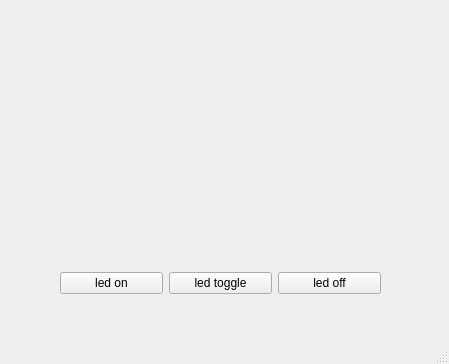
This is qt_mini_project/qt_opencv/mainwindow.ui in takecareYata/qt as Qt 5 draws it before an edit. The edited form follows.
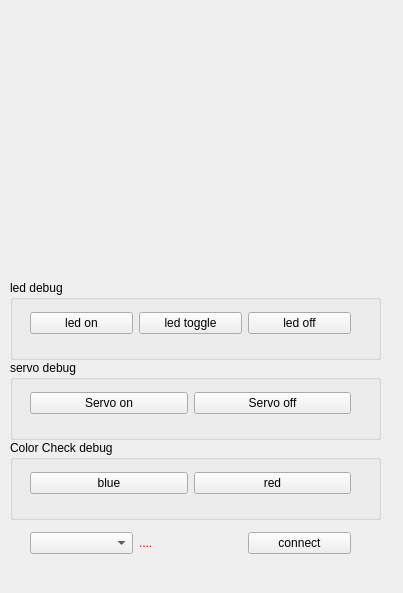
This is the edited form.

Commit message: 버튼 배치 수정

```diff
--- a/qt_mini_project/qt_opencv/mainwindow.ui
+++ b/qt_mini_project/qt_opencv/mainwindow.ui
@@ -6,72 +6,219 @@
    <rect>
     <x>0</x>
     <y>0</y>
-    <width>449</width>
-    <height>364</height>
+    <width>403</width>
+    <height>593</height>
    </rect>
   </property>
   <property name="windowTitle">
    <string>MainWindow</string>
   </property>
   <widget class="QWidget" name="centralwidget">
-   <widget class="QLabel" name="lblImage">
+   <widget class="QGroupBox" name="groupBox">
     <property name="geometry">
      <rect>
-      <x>50</x>
-      <y>30</y>
-      <width>331</width>
-      <height>201</height>
+      <x>10</x>
+      <y>280</y>
+      <width>371</width>
+      <height>80</height>
      </rect>
     </property>
-    <property name="text">
-     <string/>
+    <property name="title">
+     <string>led debug</string>
     </property>
+    <widget class="QWidget" name="layoutWidget">
+     <property name="geometry">
+      <rect>
+       <x>20</x>
+       <y>30</y>
+       <width>321</width>
+       <height>26</height>
+      </rect>
+     </property>
+     <layout class="QHBoxLayout" name="horizontalLayout">
+      <item>
+       <widget class="QPushButton" name="btnLedOn">
+        <property name="text">
+         <string>led on</string>
+        </property>
+       </widget>
+      </item>
+      <item>
+       <widget class="QPushButton" name="btnLedToggle">
+        <property name="text">
+         <string>led toggle</string>
+        </property>
+       </widget>
+      </item>
+      <item>
+       <widget class="QPushButton" name="pushButton">
+        <property name="text">
+         <string>led off</string>
+        </property>
+       </widget>
+      </item>
+     </layout>
+    </widget>
+   </widget>
+   <widget class="QGroupBox" name="groupBox_2">
+    <property name="geometry">
+     <rect>
+      <x>10</x>
+      <y>360</y>
+      <width>371</width>
+      <height>80</height>
+     </rect>
+    </property>
+    <property name="title">
+     <string>servo debug</string>
+    </property>
+    <widget class="QWidget" name="layoutWidget_2">
+     <property name="geometry">
+      <rect>
+       <x>20</x>
+       <y>30</y>
+       <width>321</width>
+       <height>26</height>
+      </rect>
+     </property>
+     <layout class="QHBoxLayout" name="horizontalLayout_3">
+      <item>
+       <widget class="QPushButton" name="btnServoOn">
+        <property name="text">
+         <string>Servo on</string>
+        </property>
+       </widget>
+      </item>
+      <item>
+       <widget class="QPushButton" name="btnServoOff">
+        <property name="text">
+         <string>Servo off</string>
+        </property>
+       </widget>
+      </item>
+     </layout>
+    </widget>
+   </widget>
+   <widget class="QGroupBox" name="groupBox_3">
+    <property name="geometry">
+     <rect>
+      <x>10</x>
+      <y>440</y>
+      <width>371</width>
+      <height>80</height>
+     </rect>
+    </property>
+    <property name="title">
+     <string>Color Check debug</string>
+    </property>
+    <widget class="QWidget" name="layoutWidget_3">
+     <property name="geometry">
+      <rect>
+       <x>20</x>
+       <y>30</y>
+       <width>321</width>
+       <height>26</height>
+      </rect>
+     </property>
+     <layout class="QHBoxLayout" name="horizontalLayout_4">
+      <item>
+       <widget class="QPushButton" name="btnCheckBlue">
+        <property name="text">
+         <string>blue</string>
+        </property>
+       </widget>
+      </item>
+      <item>
+       <widget class="QPushButton" name="btnCheckRed">
+        <property name="text">
+         <string>red</string>
+        </property>
+       </widget>
+      </item>
+     </layout>
+    </widget>
    </widget>
    <widget class="QWidget" name="layoutWidget">
     <property name="geometry">
      <rect>
-      <x>60</x>
-      <y>270</y>
+      <x>0</x>
+      <y>10</y>
+      <width>401</width>
+      <height>261</height>
+     </rect>
+    </property>
+    <layout class="QHBoxLayout" name="horizontalLayout_2" stretch="1,10,1">
+     <item>
+      <spacer name="horizontalSpacer">
+       <property name="orientation">
+        <enum>Qt::Orientation::Horizontal</enum>
+       </property>
+       <property name="sizeHint" stdset="0">
+        <size>
+         <width>40</width>
+         <height>20</height>
+        </size>
+       </property>
+      </spacer>
+     </item>
+     <item>
+      <widget class="QLabel" name="lblImage">
+       <property name="text">
+        <string/>
+       </property>
+      </widget>
+     </item>
+     <item>
+      <spacer name="horizontalSpacer_2">
+       <property name="orientation">
+        <enum>Qt::Orientation::Horizontal</enum>
+       </property>
+       <property name="sizeHint" stdset="0">
+        <size>
+         <width>40</width>
+         <height>20</height>
+        </size>
+       </property>
+      </spacer>
+     </item>
+    </layout>
+   </widget>
+   <widget class="QWidget" name="">
+    <property name="geometry">
+     <rect>
+      <x>30</x>
+      <y>530</y>
       <width>321</width>
       <height>26</height>
      </rect>
     </property>
-    <layout class="QHBoxLayout" name="horizontalLayout">
+    <layout class="QHBoxLayout" name="horizontalLayout_5">
      <item>
-      <widget class="QPushButton" name="btnLedOn">
-       <property name="text">
-        <string>led on</string>
-       </property>
-      </widget>
+      <widget class="QComboBox" name="cbxSelectSerialCh"/>
      </item>
      <item>
-      <widget class="QPushButton" name="btnLedToggle">
+      <widget class="QLabel" name="label">
+       <property name="styleSheet">
+        <string notr="true">color: rgb(255, 0, 0);</string>
+       </property>
        <property name="text">
-        <string>led toggle</string>
+        <string>....</string>
        </property>
       </widget>
      </item>
      <item>
-      <widget class="QPushButton" name="pushButton">
+      <widget class="QPushButton" name="btnConnect">
        <property name="text">
-        <string>led off</string>
+        <string>connect</string>
+       </property>
+       <property name="checkable">
+        <bool>true</bool>
        </property>
       </widget>
      </item>
     </layout>
    </widget>
   </widget>
-  <widget class="QMenuBar" name="menubar">
-   <property name="geometry">
-    <rect>
-     <x>0</x>
-     <y>0</y>
-     <width>449</width>
-     <height>22</height>
-    </rect>
-   </property>
-  </widget>
-  <widget class="QStatusBar" name="statusbar"/>
  </widget>
  <resources/>
  <connections/>
```
The commit also changes 2 other files.
